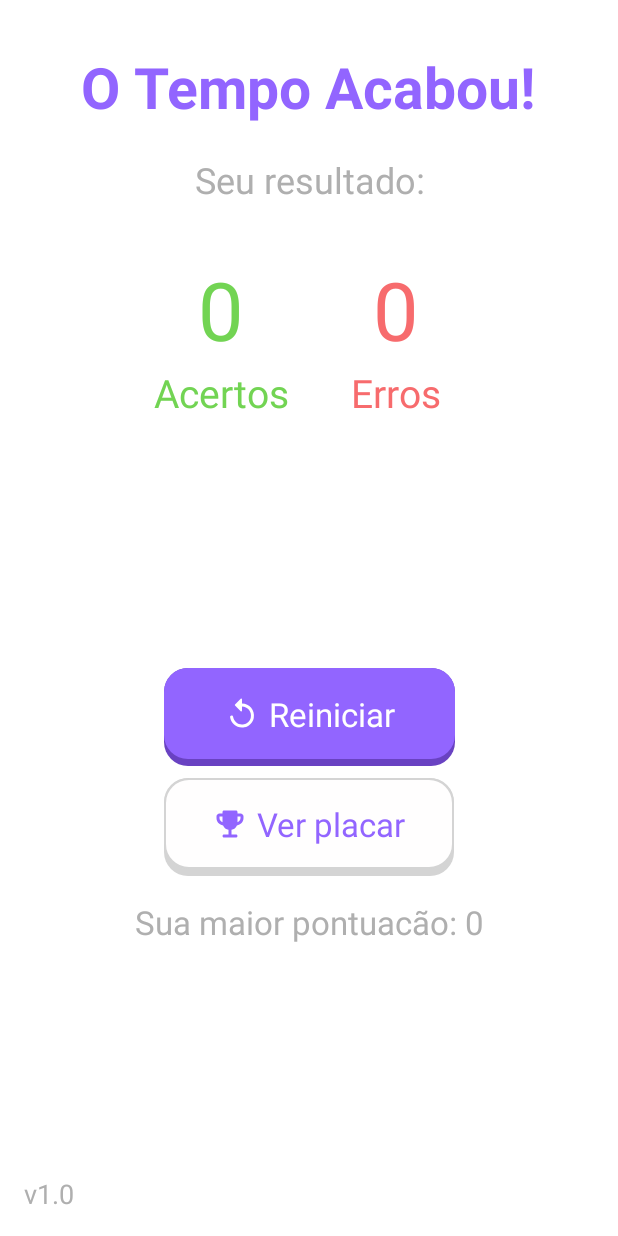
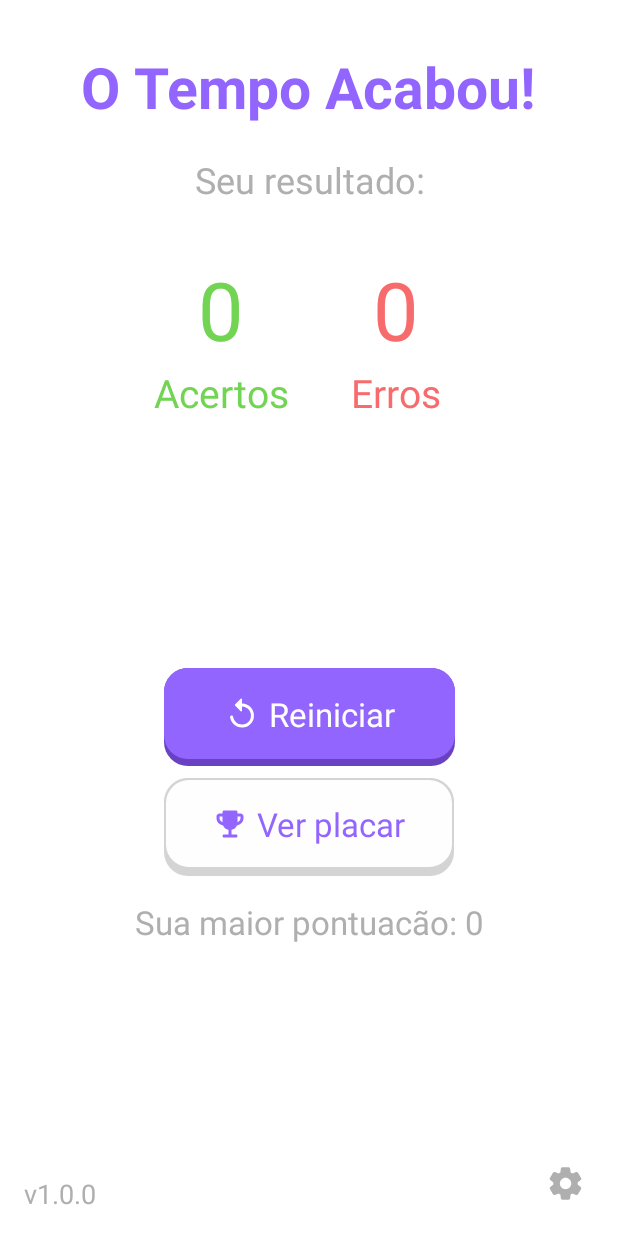
Before and after one commit to luizlealdev/tabuada-glecio-app, an Android app: the fragment RestartFragment placed in its activity, on a phone screen of 412 x 824 dp. Run offline under Robolectric (Android 15) with nearby library versions, the phone set to English and light mode, and no system bars; our stand-ins replace data binding; Roboto replaces fonts that are not available here; 3 statements that could not run were skipped.

Commit message:
fix: settings button added in restart screen

```diff
--- a/app/src/main/res/layout/fragment_restart.xml
+++ b/app/src/main/res/layout/fragment_restart.xml
@@ -149,10 +149,23 @@
             android:layout_width="wrap_content"
             android:layout_height="wrap_content"
             android:fontFamily="@font/fredoka_one"
-            android:text="v1.0"
+            android:text="v1.0.0"
             android:textColor="@color/textColorSecondary"
             android:textSize="18sp"
             app:layout_constraintBottom_toBottomOf="parent"
             app:layout_constraintLeft_toLeftOf="parent" />
+
+        <ImageView
+            android:id="@+id/image_settings_button"
+            android:layout_width="38dp"
+            android:layout_height="38dp"
+            android:clickable="true"
+            android:contentDescription="@string/configuracoes"
+            android:focusable="true"
+            android:padding="6dp"
+            android:src="@drawable/ic_settings"
+            app:layout_constraintBottom_toBottomOf="parent"
+            app:layout_constraintEnd_toEndOf="parent"
+            app:tint="@color/textColorSecondary" />
     </androidx.constraintlayout.widget.ConstraintLayout>
 </layout>
```
